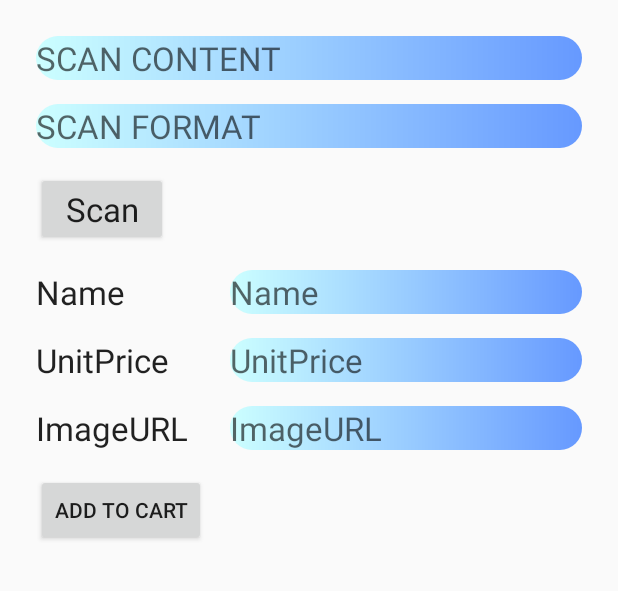
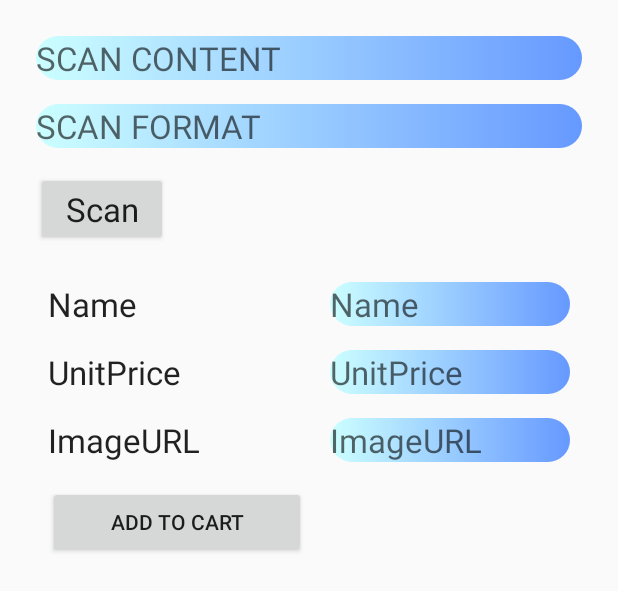
Before and after one commit to MOONYAN/EZShopping, an Android app: the layout activity_scan.xml on its own in the app's theme, with its tools: preview values and no code run, on a phone screen of 412 x 824 dp. Shown: the top 591 px of the screen. Run offline under Robolectric (Android 15) with nearby library versions, the phone set to English and light mode, and no system bars.

Commit message:
add image view

```diff
--- a/app/src/main/AndroidManifest.xml
+++ b/app/src/main/AndroidManifest.xml
@@ -1,6 +1,9 @@
 <?xml version="1.0" encoding="utf-8"?>
 <manifest xmlns:android="http://schemas.android.com/apk/res/android"
           package="tw.edu.ntut.ezshopping">
+
+    <uses-permission android:name="android.permission.INTERNET"/>
+    <uses-permission android:name="android.permission.ACCESS_NETWORK_STATE"/>
 
     <application
         android:allowBackup="true"
--- a/app/src/main/java/tw/edu/ntut/ezshopping/ModelField/FireFactory.java
+++ b/app/src/main/java/tw/edu/ntut/ezshopping/ModelField/FireFactory.java
@@ -1,6 +1,7 @@
 package tw.edu.ntut.ezshopping.ModelField;
 
 import java.util.ArrayList;
+import java.util.Collections;
 import java.util.List;
 import java.util.Map;
 
@@ -89,9 +90,9 @@ public class FireFactory
         for (FireRecord fireRecord : fireRecordMap.values())
         {
             Record record = ParseFireRecord(fireRecord);
-//            recordList.add(record);
-            recordList.add(0,record);
+            recordList.add(record);
         }
+        Collections.sort(recordList);
         return recordList;
     }
 }
--- a/app/src/main/java/tw/edu/ntut/ezshopping/ScanActivity.java
+++ b/app/src/main/java/tw/edu/ntut/ezshopping/ScanActivity.java
@@ -5,6 +5,7 @@ import android.os.Bundle;
 import android.support.v7.app.ActionBar;
 import android.util.Log;
 import android.view.View;
+import android.widget.ImageView;
 import android.widget.TableLayout;
 import android.widget.TextView;
 import android.widget.Toast;
@@ -30,6 +31,7 @@ public class ScanActivity extends BaseActivity
     private TextView _imageURLText;
     private TextView _nameText;
     private TextView _unitPriceText;
+    private ImageView _urlImageView;
     private FireProduct _fireProduct;
     private String _productId;
 
@@ -54,6 +56,7 @@ public class ScanActivity extends BaseActivity
         _imageURLText = (TextView) findViewById(R.id.image_URL_text);
         _nameText = (TextView) findViewById(R.id.name_text);
         _unitPriceText = (TextView) findViewById(R.id.unit_price_text);
+        _urlImageView = (ImageView) findViewById(R.id.url_image_view);
     }
 
     private void processControllers()
@@ -120,6 +123,7 @@ public class ScanActivity extends BaseActivity
         _imageURLText.setText(_fireProduct.ImageURL);
         _nameText.setText(_fireProduct.Name);
         _unitPriceText.setText(_fireProduct.UnitPrice + "");
+        new LoadImageTask(_urlImageView).execute(_fireProduct.ImageURL);
     }
 
     private void setDefaultState()
--- a/app/src/main/res/layout/activity_scan.xml
+++ b/app/src/main/res/layout/activity_scan.xml
@@ -46,14 +46,15 @@
 
     <ScrollView
         android:layout_width="match_parent"
-        android:layout_height="wrap_content">
+        android:layout_height="wrap_content"
+        android:layout_margin="@dimen/default_margin">
 
         <TableLayout
             android:id="@+id/result_layout"
             android:layout_width="match_parent"
             android:layout_height="match_parent"
-            android:stretchColumns="1"
             android:visibility="gone"
+            android:stretchColumns="*"
             tools:visibility="visible">
 
             <TableRow>
@@ -67,7 +68,7 @@
 
                 <TextView
                     android:id="@+id/name_text"
-                    android:layout_width="wrap_content"
+                    android:layout_width="match_parent"
                     android:layout_height="wrap_content"
                     android:layout_margin="@dimen/default_margin"
                     android:background="@drawable/retangle_drawable"
@@ -86,7 +87,7 @@
 
                 <TextView
                     android:id="@+id/unit_price_text"
-                    android:layout_width="wrap_content"
+                    android:layout_width="match_parent"
                     android:layout_height="wrap_content"
                     android:layout_margin="@dimen/default_margin"
                     android:background="@drawable/retangle_drawable"
@@ -105,12 +106,22 @@
 
                 <TextView
                     android:id="@+id/image_URL_text"
-                    android:layout_width="wrap_content"
+                    android:layout_width="match_parent"
                     android:layout_height="wrap_content"
                     android:layout_margin="@dimen/default_margin"
                     android:background="@drawable/retangle_drawable"
                     android:hint="ImageURL"
                     android:textAppearance="?android:attr/textAppearanceLarge"/>
+            </TableRow>
+
+            <TableRow>
+
+                <ImageView
+                    android:id="@+id/url_image_view"
+                    android:layout_width="wrap_content"
+                    android:layout_height="wrap_content"
+                    android:adjustViewBounds="true"
+                    android:scaleType="fitCenter"/>
             </TableRow>
 
             <TableRow>
@@ -124,6 +135,4 @@
             </TableRow>
         </TableLayout>
     </ScrollView>
-
-
 </LinearLayout>
```
Also changed, not shown: app/src/main/java/tw/edu/ntut/ezshopping/ItemActivity.java (+14 -5 lines), app/src/main/java/tw/edu/ntut/ezshopping/LoadImageTask.java (added, +51 -0 lines), app/src/main/java/tw/edu/ntut/ezshopping/ModelField/Record.java (+7 -1 lines), app/src/main/res/layout/activity_item.xml (+13 -8 lines).
